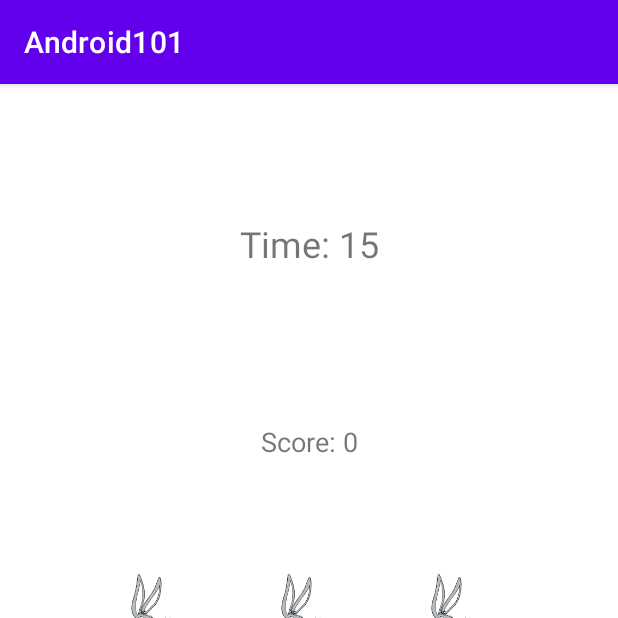
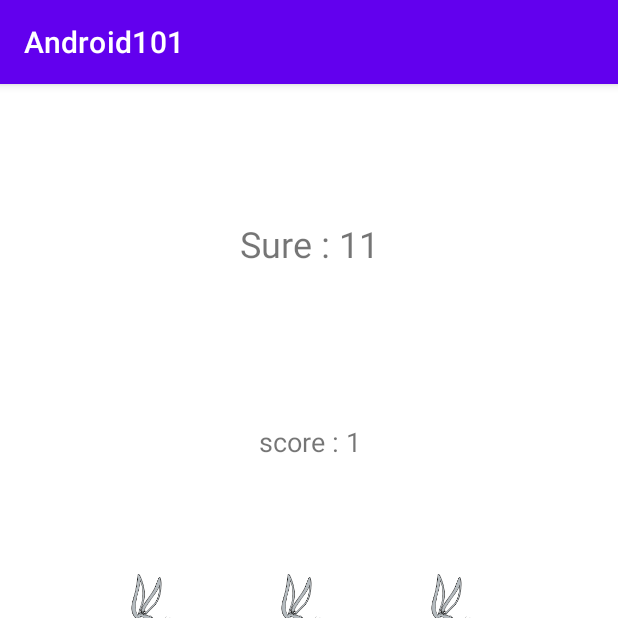
Before and after one commit to OmerDene/Android101, an Android app: the KotlinCatchGame screen opened directly, with no data from a screen before it, after a tap on an icon or button, on a phone screen of 412 x 824 dp, the top half of it. Run offline under Robolectric (Android 15) with nearby library versions, the phone set to English and light mode, and no system bars.

Commit message:
countDowntimer and alertDialog defined

```diff
--- a/app/src/main/java/com/example/android101/KotlinCatchGame.kt
+++ b/app/src/main/java/com/example/android101/KotlinCatchGame.kt
@@ -1,11 +1,56 @@
 package com.example.android101
 
+import android.app.AlertDialog
 import androidx.appcompat.app.AppCompatActivity
 import android.os.Bundle
+import android.os.CountDownTimer
+import android.view.View
+import android.widget.Toast
+import kotlinx.android.synthetic.main.activity_kotlin_catch_game.*
 
 class KotlinCatchGame : AppCompatActivity() {
+    private var score = 0
     override fun onCreate(savedInstanceState: Bundle?) {
         super.onCreate(savedInstanceState)
         setContentView(R.layout.activity_kotlin_catch_game)
+        object :CountDownTimer(15000,1000){
+            override fun onTick(p0: Long) {
+
+                timeText.text ="Sure : ${p0/1000}"
+
+            }
+
+            override fun onFinish() {
+                Toast.makeText(this@KotlinCatchGame, "Sure doldu", Toast.LENGTH_LONG).show()
+                var warning = AlertDialog.Builder(this@KotlinCatchGame)
+                warning.setTitle("Restart Game")
+                warning.setMessage("Do you want to play one more time ?")
+                warning.setPositiveButton("Yes"){dialog,which->
+
+
+
+                }
+                warning.setNegativeButton("No"){dialog,which->
+                    Toast.makeText(applicationContext,"Game Over",Toast.LENGTH_LONG).show()
+
+
+
+                }
+                warning.show()
+
+
+
+            }
+
+
+        }.start()
+
+
+    }
+    fun increaseScore(view : View){
+        score= score+1
+        scoreText.text ="score : ${score}"
+
+
     }
 }
--- a/app/src/main/res/layout/activity_kotlin_catch_game.xml
+++ b/app/src/main/res/layout/activity_kotlin_catch_game.xml
@@ -8,7 +8,7 @@
 
     <TextView
         android:id="@+id/timeText"
-        android:layout_width="152dp"
+        android:layout_width="match_parent"
         android:layout_height="0dp"
         android:layout_marginTop="40dp"
         android:gravity="center"
@@ -21,7 +21,7 @@
 
     <TextView
         android:id="@+id/scoreText"
-        android:layout_width="152dp"
+        android:layout_width="match_parent"
         android:layout_height="0dp"
         android:layout_marginBottom="22dp"
         android:gravity="center"
```
